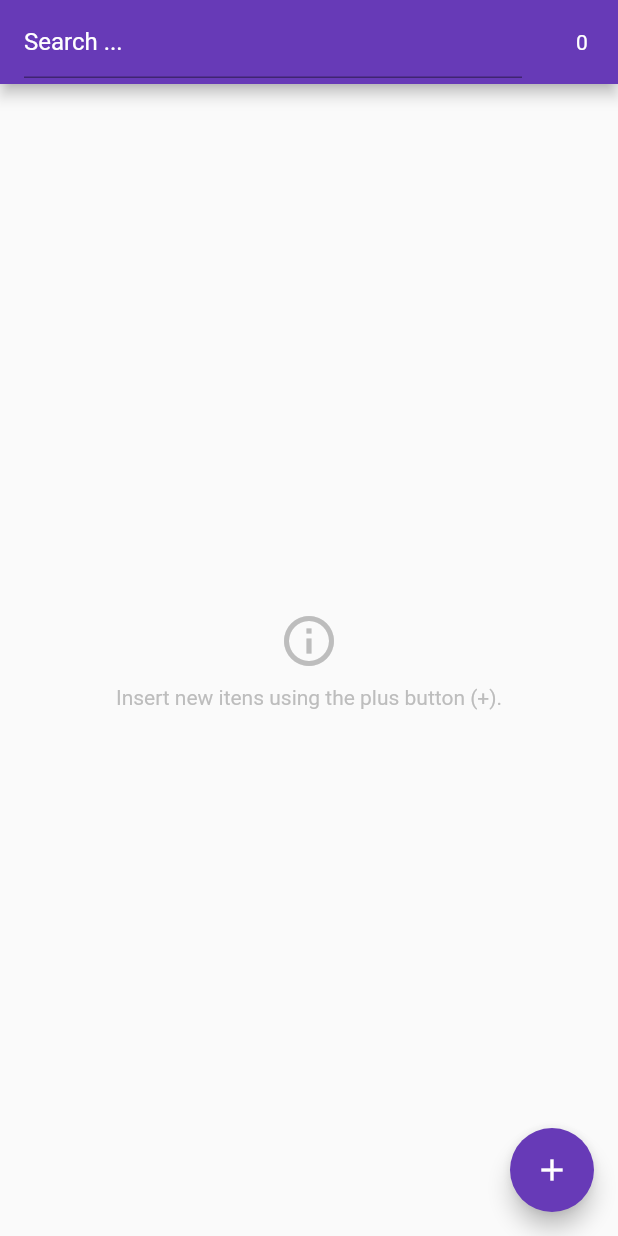
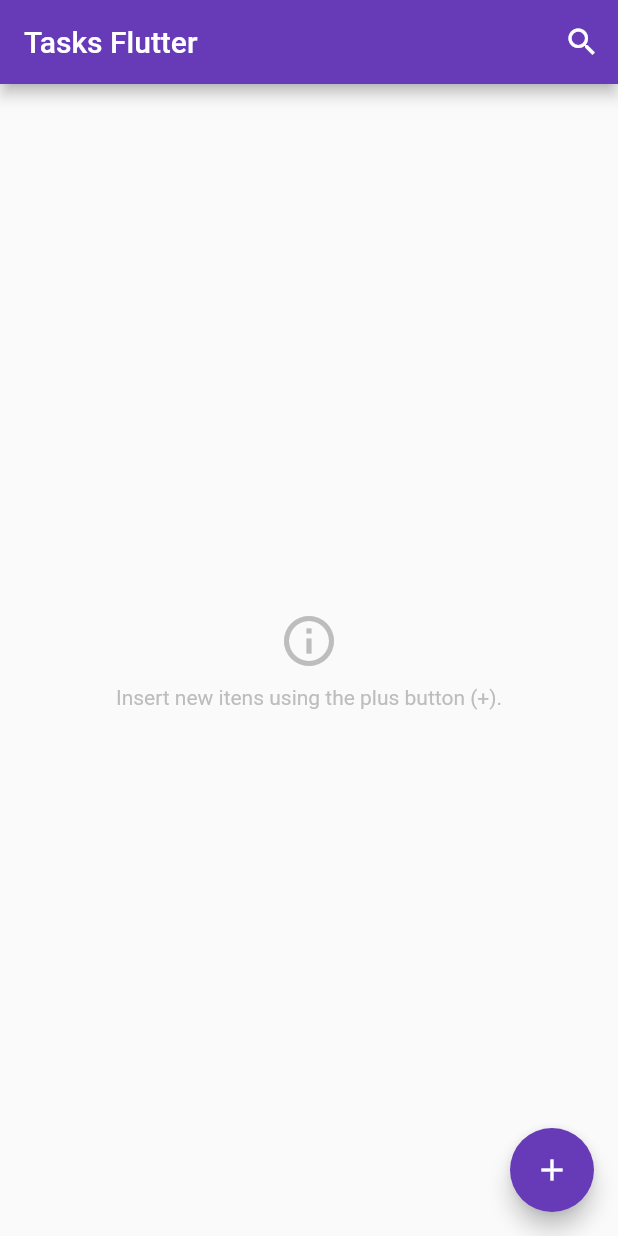
Before and after one commit to lucas-marciano/todo_list_flutter, a Flutter app: the screen it shows after launch, on a phone screen of 412 x 824 dp. Run offline on Flutter 3.47's test engine with Material 2 defaults, Android fonts, the phone set to English and light mode, and no system bars; our stand-ins replace flutter_mobx, mobx; generated files the repository leaves out were written again.

Commit message:
implemented the search bar with transition

```diff
--- a/lib/pages/home/home_page.dart
+++ b/lib/pages/home/home_page.dart
@@ -3,11 +3,18 @@ import 'package:flutter_mobx/flutter_mobx.dart';
 import 'package:provider/provider.dart';
 import 'package:todo_list/controllers/home_controller.dart';
 import 'package:todo_list/pages/home/widgets/dialog_widget.dart';
-import 'package:todo_list/pages/home/widgets/empty_list_widget.dart';
-import 'package:todo_list/pages/home/widgets/item_widget.dart';
+import 'package:todo_list/pages/home/widgets/list_widget.dart';
 
 /// by @lucas-marciano on 03/06/2020
-class HomePage extends StatelessWidget {
+class HomePage extends StatefulWidget {
+  @override
+  _HomePageState createState() => _HomePageState();
+}
+
+class _HomePageState extends State<HomePage> {
+  Icon _searchIcon = new Icon(Icons.search, color: Colors.white);
+  Widget _appBarTitle = new Text('Tasks Flutter');
+
   @override
   Widget build(BuildContext context) {
     final controller = Provider.of<HomeController>(context);
@@ -19,52 +26,73 @@ class HomePage extends StatelessWidget {
       );
     }
 
-    return Scaffold(
-      appBar: AppBar(
-        title: TextField(
+    _buildSearchField() {
+      return TextField(
         cursorColor: Colors.white,
         style: TextStyle(color: Colors.white),
-          onChanged: (value) {
-            if (value.isNotEmpty) controller.setFilter(value);
-          },
+        onChanged: controller.setFilter,
         decoration: InputDecoration(
           hintText: "Search ...",
           hintStyle: TextStyle(
-              color: Colors.white,
+            color: Colors.white24,
+            fontSize: 20,
           ),
+          border: InputBorder.none,
+          focusedBorder: InputBorder.none,
+          enabledBorder: InputBorder.none,
+          errorBorder: InputBorder.none,
+          disabledBorder: InputBorder.none,
         ),
+      );
+    }
+
+    _buildToolbarTitleText() {
+      return Text(
+        'Tasks Flutter',
+      );
+    }
+
+    _searchPressed() {
+      setState(() {
+        if (this._searchIcon.icon == Icons.search) {
+          this._searchIcon = new Icon(Icons.close);
+          this._appBarTitle = _buildSearchField();
+        } else {
+          this._searchIcon = new Icon(Icons.search);
+          this._appBarTitle = _buildToolbarTitleText();
+        }
+      });
+    }
+
+    AppBar _buildToolbar() {
+      return AppBar(
+        title: AnimatedSwitcher(
+          duration: Duration(
+            milliseconds: 200,
+          ),
+          child: _appBarTitle,
         ),
         actions: [
           IconButton(
-            icon: Observer(
-              builder: (_) => Text("${controller.totalChecked}"),
-            ),
-            onPressed: null,
+            icon: _searchIcon,
+            onPressed: _searchPressed,
           ),
         ],
-      ),
-      body: Observer(
-        builder: (_) {
-          if (controller.listTasks.isEmpty) {
-            return EmptyListWidget();
-          } else {
-            return ListView.builder(
-              itemCount: controller.filteredList.length,
-              itemBuilder: (_, index) {
-                var task = controller.filteredList[index];
-                return ItemWidget(
-                  task: task,
-                );
-              },
       );
     }
-        },
-      ),
-      floatingActionButton: FloatingActionButton(
+
+    FloatingActionButton _buildFab() {
+      return FloatingActionButton(
         onPressed: _buildDialog,
         tooltip: 'New task',
         child: Icon(Icons.add),
-      ), // This trailing comma makes auto-formatting nicer for build methods.
+      );
+    }
+
+    return Scaffold(
+      appBar: _buildToolbar(),
+      body: ListWidget(),
+      floatingActionButton: _buildFab(),
     );
   }
 }
--- /dev/null
+++ b/lib/pages/home/widgets/list_widget.dart
@@ -0,0 +1,31 @@
+import 'package:flutter/material.dart';
+import 'package:flutter_mobx/flutter_mobx.dart';
+import 'package:provider/provider.dart';
+import 'package:todo_list/controllers/home_controller.dart';
+import 'package:todo_list/pages/home/widgets/empty_list_widget.dart';
+import 'package:todo_list/pages/home/widgets/item_widget.dart';
+
+class ListWidget extends StatelessWidget {
+  @override
+  Widget build(BuildContext context) {
+    final controller = Provider.of<HomeController>(context);
+
+    return Observer(
+      builder: (_) {
+        if (controller.listTasks.isEmpty) {
+          return EmptyListWidget();
+        } else {
+          return ListView.builder(
+            itemCount: controller.filteredList.length,
+            itemBuilder: (_, index) {
+              var task = controller.filteredList[index];
+              return ItemWidget(
+                task: task,
+              );
+            },
+          );
+        }
+      },
+    );
+  }
+}
```
Lines whose indentation alone changed are shown as unchanged.
